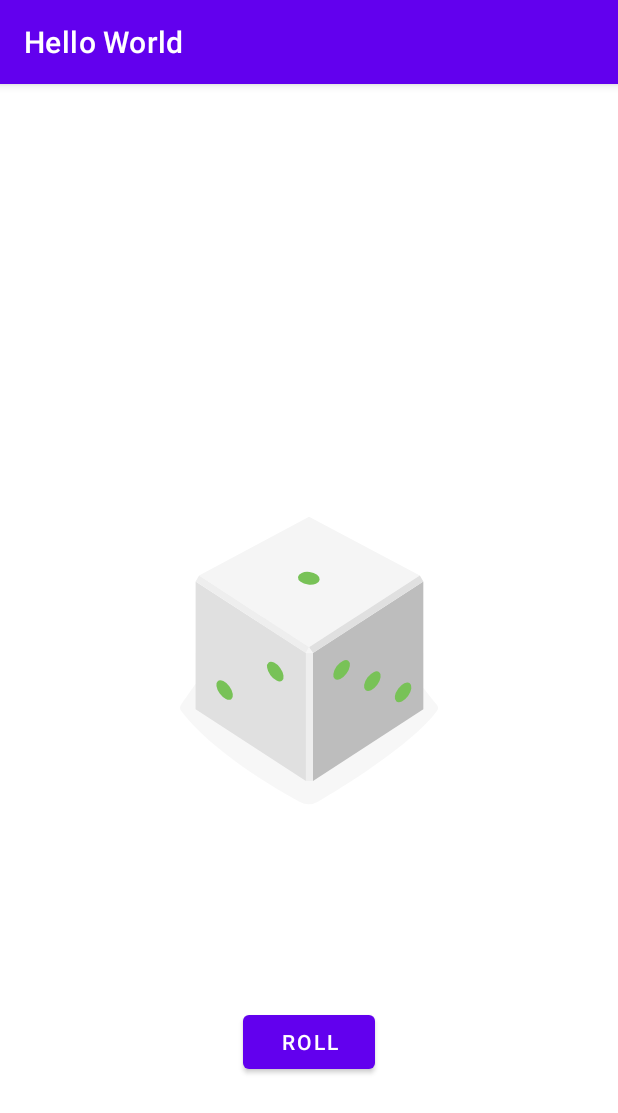
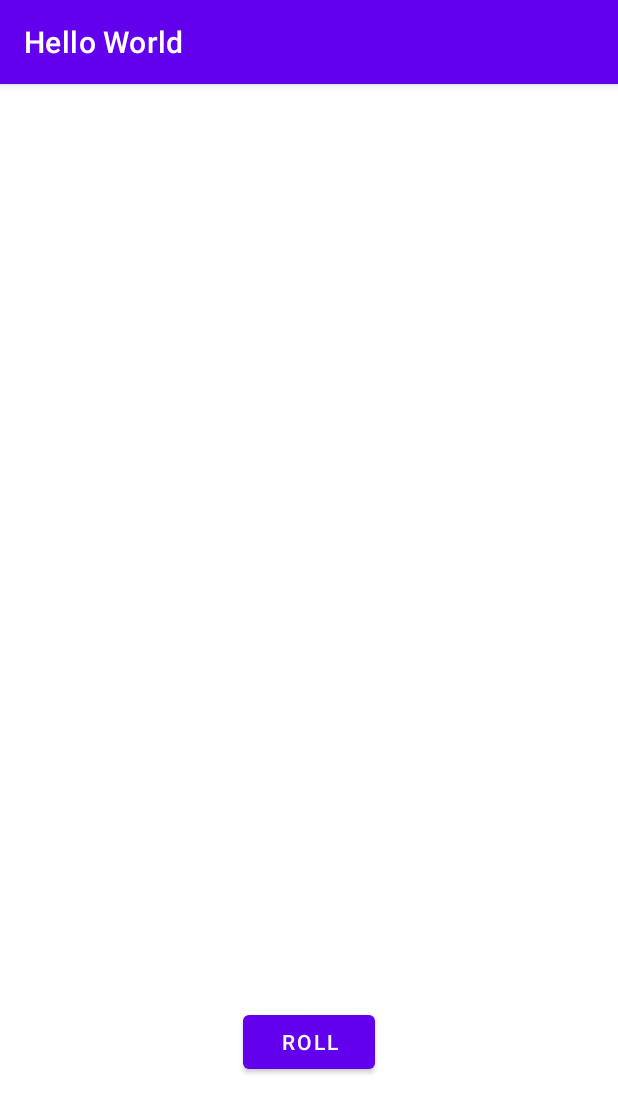
Before and after one commit to Jinesra/Android-Codelabs, an Android app: the screen it shows after launch (MainActivity), on a phone screen of 412 x 824 dp. Shown: the top 1113 px of the screen. Run offline under Robolectric (Android 15) with nearby library versions, the phone set to English and light mode, and no system bars.

Commit message:
Dice Roller with images (modified)

```diff
--- a/My_First_App/app/src/main/java/com/example/helloworld/MainActivity.kt
+++ b/My_First_App/app/src/main/java/com/example/helloworld/MainActivity.kt
@@ -9,15 +9,19 @@ import android.widget.Toast
 
 class MainActivity : AppCompatActivity() {
     override fun onCreate(savedInstanceState: Bundle?) {
+
         super.onCreate(savedInstanceState)
         setContentView(R.layout.activity_main)
+        lateinit var diceImage : ImageView
+        diceImage = findViewById(R.id.dice_image)
         val rollButton: Button = findViewById(R.id.roll_button)
         rollButton.setOnClickListener { rollDice() }
     }
     private fun rollDice() {
         val randomInt = ( 1 .. 6 ) .random ()
 
-        val diceImage: ImageView = findViewById(R.id.dice_image)
+
+        val diceImage : ImageView = findViewById(R.id.dice_image)
         val drawableResource = when (randomInt) {
             1 -> R.drawable.dice_1
             2 -> R.drawable.dice_2
--- a/My_First_App/app/src/main/res/layout/activity_main.xml
+++ b/My_First_App/app/src/main/res/layout/activity_main.xml
@@ -11,7 +11,8 @@
         android:layout_width="wrap_content"
         android:layout_height="wrap_content"
         android:layout_gravity="center_horizontal"
-        android:src="@drawable/dice_1"
+        android:src="@drawable/empty_dice"
+        tools:src="@drawable/dice_1"
         app:layout_constraintBottom_toBottomOf="parent"
         app:layout_constraintEnd_toEndOf="parent"
         app:layout_constraintStart_toStartOf="parent"
```
